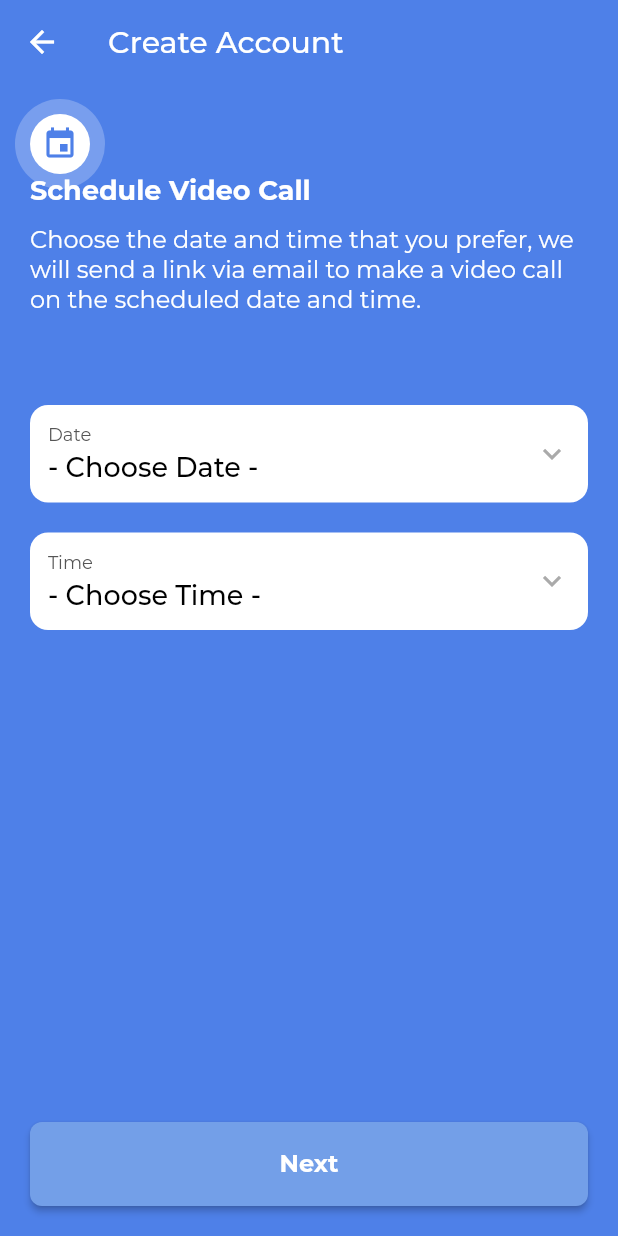
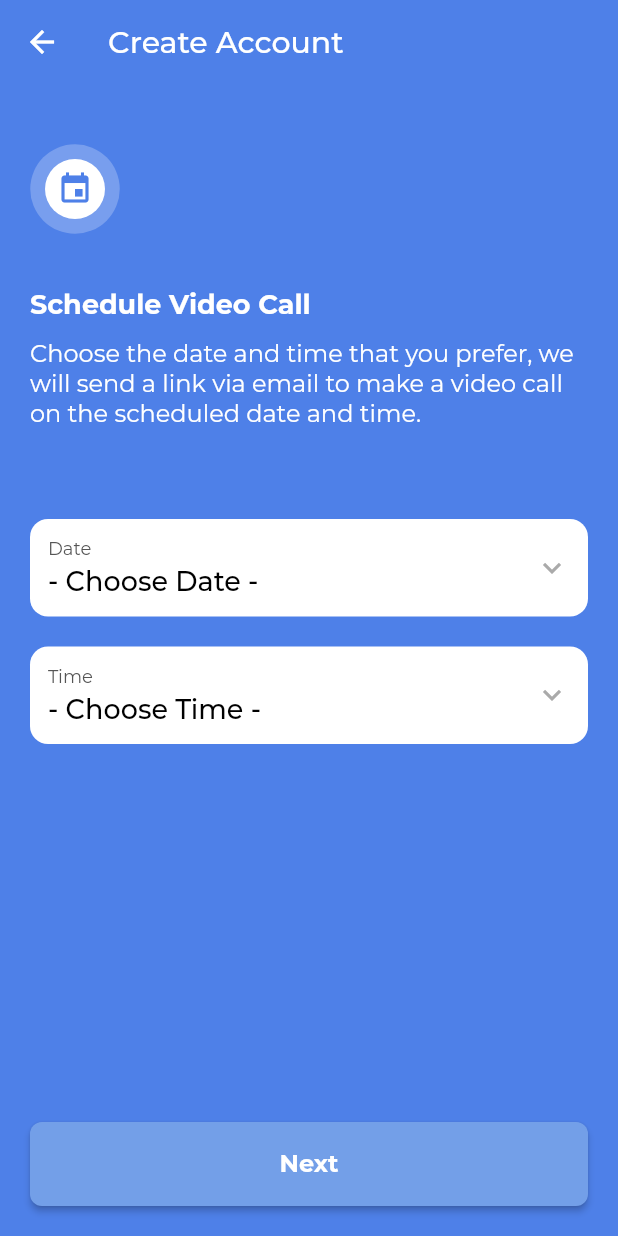
Before and after one commit to novanto/dk_flutter_assignment, a Flutter app: the OnboardingSchedule screen opened directly, on a phone screen of 412 x 824 dp. Run offline on Flutter 3.47's test engine with Material 2 defaults, Android fonts, the phone set to English and light mode, and no system bars; our stand-ins replace date_format; project files that could hold a hidden picture were left out.

Commit message:
implement animation on schedule and success screen

```diff
--- a/lib/modules/onboarding/onboarding_schedule.dart
+++ b/lib/modules/onboarding/onboarding_schedule.dart
@@ -10,9 +10,11 @@ class OnboardingSchedule extends StatefulWidget {
   _OnboardingSchedulePageState createState() => _OnboardingSchedulePageState();
 }
 
-class _OnboardingSchedulePageState extends State<OnboardingSchedule> with TickerProviderStateMixin {
+class _OnboardingSchedulePageState extends State<OnboardingSchedule> with SingleTickerProviderStateMixin {
 
-  late AnimationController animationController;
+  late final AnimationController animationController;
+
+  late final Animation<double> _animation;
 
   String _dateText = '- Choose Date -';
 
@@ -22,20 +24,21 @@ class _OnboardingSchedulePageState extends State<OnboardingSchedule> with Ticker
 
   TimeOfDay selectedTime = TimeOfDay(hour: 00, minute: 00);
 
+  bool isDateSelected = false;
+
+  bool isTimeSelected = false;
+
   @override
   void initState() {
     animationController = new AnimationController(
       vsync: this,
-      duration: new Duration(milliseconds: 5000),
+      duration: new Duration(milliseconds: 1000),
+    )..repeat();
+
+    _animation = CurvedAnimation(
+      parent: animationController,
+      curve: Curves.fastOutSlowIn,
     );
-    animationController.forward();
-    animationController.addListener(() {
-      setState(() {
-        // if (animationController.status == AnimationStatus.completed) {
-        //   animationController.repeat();
-        // }
-      });
-    });
 
     super.initState();
   }
@@ -52,6 +55,7 @@ class _OnboardingSchedulePageState extends State<OnboardingSchedule> with Ticker
     if (picked != null)
       setState(() {
         selectedDate = picked;
+        this.isDateSelected = true;
         _dateText = formatDate(selectedDate, [DD,', ',dd,' ',M,' ',yyyy]);
       });
   }
@@ -65,6 +69,7 @@ class _OnboardingSchedulePageState extends State<OnboardingSchedule> with Ticker
     if (picked != null)
       setState(() {
         selectedTime = picked;
+        this.isTimeSelected = true;
         _timeText = formatDate(DateTime(
             selectedDate.year,
             selectedDate.month,
@@ -88,24 +93,21 @@ class _OnboardingSchedulePageState extends State<OnboardingSchedule> with Ticker
             child: Column(
               crossAxisAlignment: CrossAxisAlignment.start,
               children: [
-                Stack(
+                Container(
+                  margin: EdgeInsets.only(top: 20, bottom: 36),
+                  child: Stack(
+                    alignment: Alignment.center,
                     children: [
-                    AnimatedBuilder(
-                        animation: animationController,
+                      ScaleTransition(
+                          scale: _animation,
                           child: Container(
-                            width: 40,
-                            height: 40,
+                              width: 60,
+                              height: 60,
                               decoration: BoxDecoration(
                                 shape: BoxShape.circle,
                                 color: Colors.white24,
                               )
-                        ),
-                        builder: (BuildContext context, Widget? _widget) {
-                          return new Transform.scale(
-                            scale: 1.5,
-                            child: _widget,
-                          );
-                        }
+                          )
                       ),
                       Container(
                           width: 40,
@@ -120,6 +122,7 @@ class _OnboardingSchedulePageState extends State<OnboardingSchedule> with Ticker
                           )
                       )
                     ],
+                  )
                 ),
                 OnboardingHint(
                   key: Key('onboardingScheduleHint'),
@@ -149,9 +152,15 @@ class _OnboardingSchedulePageState extends State<OnboardingSchedule> with Ticker
                     key: Key('onboardingPasswordButton'),
                     text: 'Next',
                     onPressedListener: () {
+                      if (this.isDateSelected && this.isTimeSelected) {
                         Navigator.push(context, MaterialPageRoute(builder: (context) {
                           return OnboardingSuccess();
                         }));
+                      } else {
+                        ScaffoldMessenger.of(context).showSnackBar(SnackBar(
+                            content: Text('You must choose the date and time first')
+                        ));
+                      }
                     }
                 )
               ],
```
Also changed, not shown: lib/modules/onboarding/onboarding_success.dart (+69 -1 lines). Lines whose indentation alone changed are shown as unchanged.
